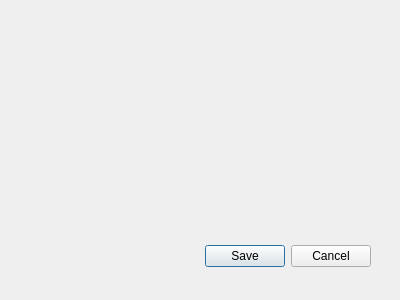
This is configdialog.ui in jlehtoma/Sppeculate as Qt 5 draws it before an edit. The edited form follows.
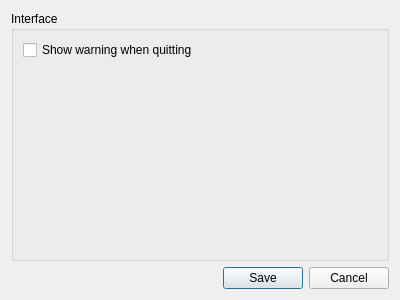
This is the edited form.

Commit message: Started working on the settings dialog

The edit to the form file:
```diff
--- a/configdialog.ui
+++ b/configdialog.ui
@@ -13,15 +13,41 @@
   <property name="windowTitle">
    <string>Dialog</string>
   </property>
+  <layout class="QVBoxLayout" name="verticalLayout">
+   <item>
+    <widget class="QGroupBox" name="groupBox">
+     <property name="title">
+      <string>Interface</string>
+     </property>
+     <property name="flat">
+      <bool>false</bool>
+     </property>
+     <layout class="QVBoxLayout" name="verticalLayout_2">
+      <item>
+       <widget class="QCheckBox" name="confirmCheckBox">
+        <property name="text">
+         <string>Show warning when quitting</string>
+        </property>
+       </widget>
+      </item>
+      <item>
+       <spacer name="verticalSpacer">
+        <property name="orientation">
+         <enum>Qt::Vertical</enum>
+        </property>
+        <property name="sizeHint" stdset="0">
+         <size>
+          <width>20</width>
+          <height>40</height>
+         </size>
+        </property>
+       </spacer>
+      </item>
+     </layout>
+    </widget>
+   </item>
+   <item>
   <widget class="QDialogButtonBox" name="buttonBox">
-   <property name="geometry">
-    <rect>
-     <x>30</x>
-     <y>240</y>
-     <width>341</width>
-     <height>32</height>
-    </rect>
-   </property>
    <property name="orientation">
     <enum>Qt::Horizontal</enum>
    </property>
@@ -29,6 +55,8 @@
     <set>QDialogButtonBox::Cancel|QDialogButtonBox::Save</set>
    </property>
   </widget>
+   </item>
+  </layout>
  </widget>
  <resources/>
  <connections>
```
Lines whose indentation alone changed are shown as unchanged. The commit also changes 2 other files.
